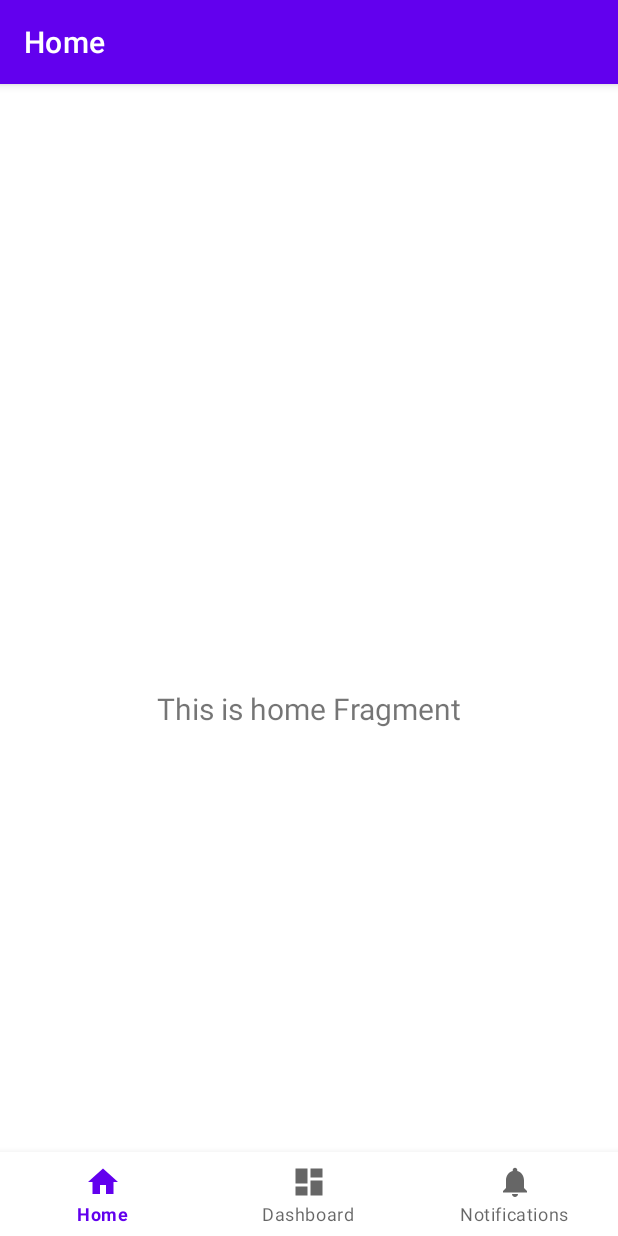
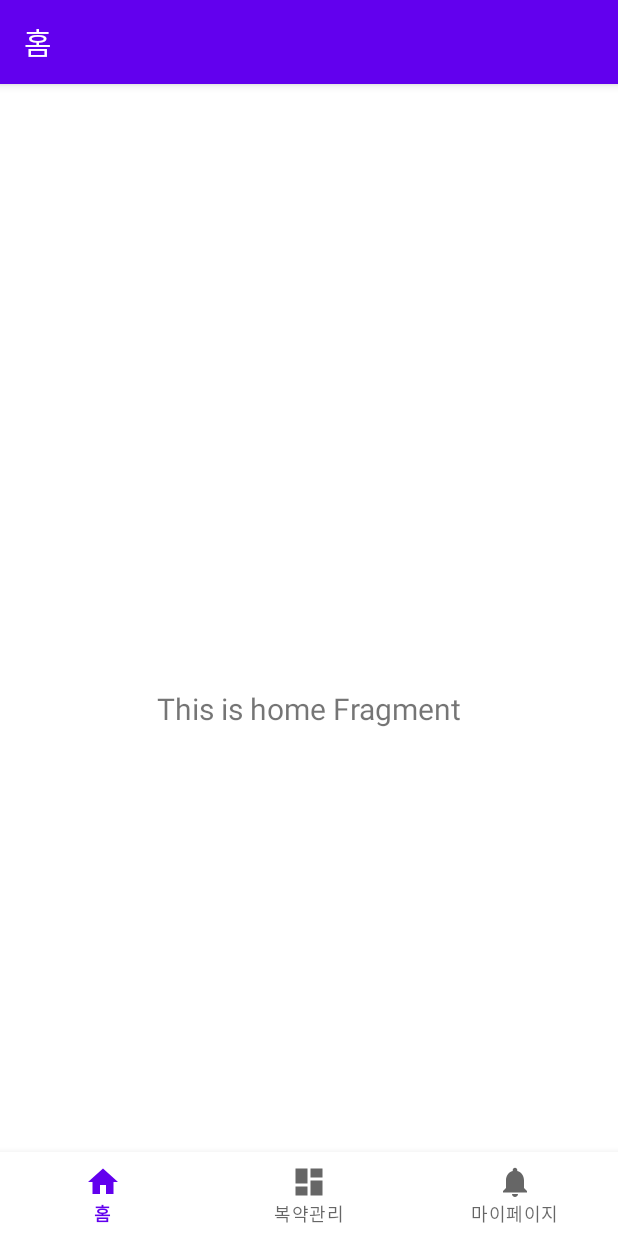
Before and after one commit to minzero31/2024-meit-frontend, an Android app: the screen it shows after launch (MainActivity), on a phone screen of 412 x 824 dp. Run offline under Robolectric (Android 15) with nearby library versions, the light colour scheme and no system bars; our stand-ins replace navigation-ui.

Commit message:
Make 3Tabs navigation & rename tab name #1

```diff
--- a/app/src/main/java/com/example/a2024_meit_frontend/ui/dashboard/DashboardViewModel.kt
+++ b/app/src/main/java/com/example/a2024_meit_frontend/ui/management/DashboardViewModel.kt
@@ -1,4 +1,4 @@
-package com.example.a2024_meit_frontend.ui.dashboard
+package com.example.a2024_meit_frontend.ui.management
 
 import androidx.lifecycle.LiveData
 import androidx.lifecycle.MutableLiveData
--- a/app/src/main/java/com/example/a2024_meit_frontend/ui/notifications/NotificationsViewModel.kt
+++ b/app/src/main/java/com/example/a2024_meit_frontend/ui/mypage/NotificationsViewModel.kt
@@ -1,4 +1,4 @@
-package com.example.a2024_meit_frontend.ui.notifications
+package com.example.a2024_meit_frontend.ui.mypage
 
 import androidx.lifecycle.LiveData
 import androidx.lifecycle.MutableLiveData
--- a/app/src/main/res/layout/fragment_dashboard.xml
+++ b/app/src/main/res/layout/fragment_dashboard.xml
@@ -4,7 +4,7 @@
     xmlns:tools="http://schemas.android.com/tools"
     android:layout_width="match_parent"
     android:layout_height="match_parent"
-    tools:context=".ui.dashboard.DashboardFragment">
+    tools:context=".ui.management.DashboardFragment">
 
     <TextView
         android:id="@+id/text_dashboard"
--- a/app/src/main/res/layout/fragment_notifications.xml
+++ b/app/src/main/res/layout/fragment_notifications.xml
@@ -4,7 +4,7 @@
     xmlns:tools="http://schemas.android.com/tools"
     android:layout_width="match_parent"
     android:layout_height="match_parent"
-    tools:context=".ui.notifications.NotificationsFragment">
+    tools:context=".ui.mypage.NotificationsFragment">
 
     <TextView
         android:id="@+id/text_notifications"
--- a/app/src/main/res/menu/bottom_nav_menu.xml
+++ b/app/src/main/res/menu/bottom_nav_menu.xml
@@ -9,11 +9,11 @@
     <item
         android:id="@+id/navigation_dashboard"
         android:icon="@drawable/ic_dashboard_black_24dp"
-        android:title="@string/title_dashboard" />
+        android:title="@string/title_management" />
 
     <item
         android:id="@+id/navigation_notifications"
         android:icon="@drawable/ic_notifications_black_24dp"
-        android:title="@string/title_notifications" />
+        android:title="@string/title_mypage" />
 
 </menu>
--- a/app/src/main/res/navigation/mobile_navigation.xml
+++ b/app/src/main/res/navigation/mobile_navigation.xml
@@ -13,13 +13,13 @@
 
     <fragment
         android:id="@+id/navigation_dashboard"
-        android:name="com.example.a2024_meit_frontend.ui.dashboard.DashboardFragment"
+        android:name="com.example.a2024_meit_frontend.ui.management.DashboardFragment"
         android:label="@string/title_dashboard"
         tools:layout="@layout/fragment_dashboard" />
 
     <fragment
         android:id="@+id/navigation_notifications"
-        android:name="com.example.a2024_meit_frontend.ui.notifications.NotificationsFragment"
+        android:name="com.example.a2024_meit_frontend.ui.mypage.NotificationsFragment"
         android:label="@string/title_notifications"
         tools:layout="@layout/fragment_notifications" />
 </navigation>
--- a/app/src/main/res/values/strings.xml
+++ b/app/src/main/res/values/strings.xml
@@ -1,6 +1,6 @@
 <resources>
     <string name="app_name">2024-meit-frontend</string>
-    <string name="title_home">Home</string>
-    <string name="title_dashboard">Dashboard</string>
-    <string name="title_notifications">Notifications</string>
+    <string name="title_home">홈</string>
+    <string name="title_management">복약관리</string>
+    <string name="title_mypage">마이페이지</string>
 </resources>
```
Also changed, not shown: app/src/main/java/com/example/a2024_meit_frontend/ui/management/DashboardFragment.kt (renamed from app/src/main/java/com/example/a2024_meit_frontend/ui/notifications/NotificationsFragment.kt, +9 -9 lines), app/src/main/java/com/example/a2024_meit_frontend/ui/mypage/NotificationsFragment.kt (renamed from app/src/main/java/com/example/a2024_meit_frontend/ui/dashboard/DashboardFragment.kt, +9 -9 lines).
